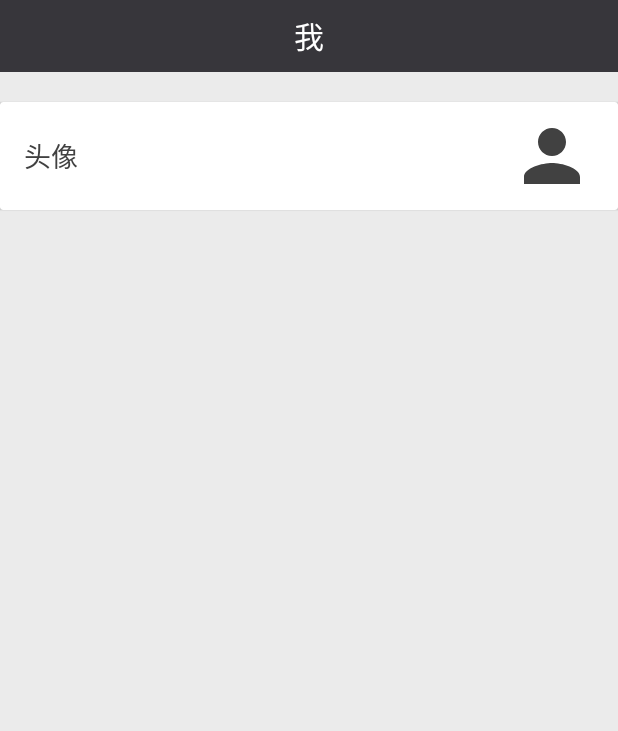
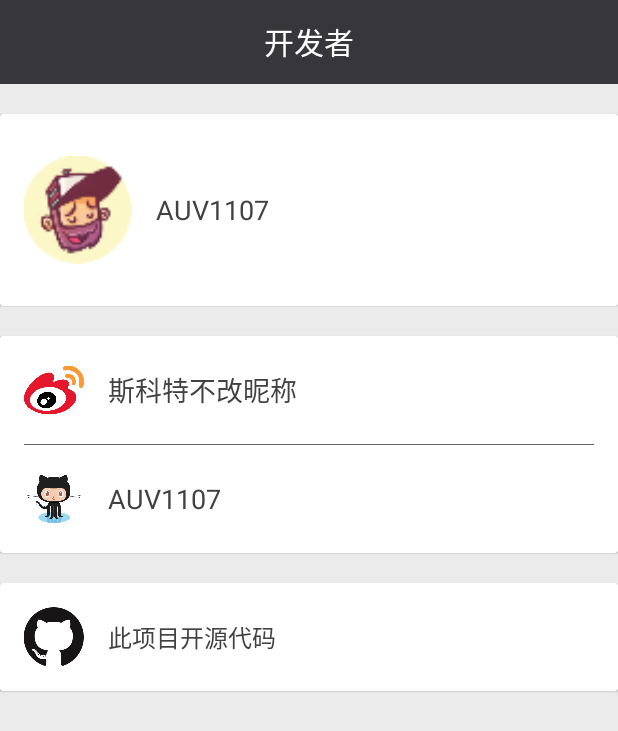
Before and after one commit to WaylonWang2020/TextEmoji, an Android app: the screen it shows after launch (MeActivity before the commit, DeveloperActivity after it), after a tap on an icon or button, on a phone screen of 412 x 824 dp. Shown: the top 731 px of the screen. Run offline under Robolectric (Android 15) with nearby library versions, the phone set to English and light mode, and no system bars; pictures from the network do not load.

Commit message:
Add developer activity.
Signed-off-by: lixindong <antiless@163.com>

```diff
--- a/app/src/main/AndroidManifest.xml
+++ b/app/src/main/AndroidManifest.xml
@@ -23,6 +23,8 @@
         </activity>
         <activity android:name="com.sctdroid.app.textemoji.me.MeActivity"
             android:theme="@style/AppTheme.NoActionBar"/>
+        <activity android:name="com.sctdroid.app.textemoji.developer.DeveloperActivity"
+            android:theme="@style/AppTheme.NoActionBar"/>
     </application>
 
 </manifest>
--- /dev/null
+++ b/app/src/main/java/com/sctdroid/app/textemoji/developer/DeveloperActivity.java
@@ -0,0 +1,26 @@
+package com.sctdroid.app.textemoji.developer;
+
+import android.os.Bundle;
+import android.support.annotation.Nullable;
+import android.support.v7.app.AppCompatActivity;
+
+import com.sctdroid.app.textemoji.R;
+import com.sctdroid.app.textemoji.utils.ActivityUtils;
+
+/**
+ * Created by lixindong on 4/21/17.
+ */
+
+public class DeveloperActivity extends AppCompatActivity {
+    @Override
+    protected void onCreate(@Nullable Bundle savedInstanceState) {
+        super.onCreate(savedInstanceState);
+        setContentView(R.layout.layout_developer);
+
+        DeveloperFragment fragment = (DeveloperFragment) getSupportFragmentManager().findFragmentById(R.id.contentFrame);
+        if (fragment == null) {
+            fragment = DeveloperFragment.newInstance();
+            ActivityUtils.addFragmentToActivity(getSupportFragmentManager(), fragment, R.id.contentFrame);
+        }
+    }
+}
--- /dev/null
+++ b/app/src/main/java/com/sctdroid/app/textemoji/developer/DeveloperFragment.java
@@ -0,0 +1,83 @@
+package com.sctdroid.app.textemoji.developer;
+
+import android.content.Intent;
+import android.net.Uri;
+import android.os.Bundle;
+import android.support.annotation.Nullable;
+import android.support.v4.app.Fragment;
+import android.view.LayoutInflater;
+import android.view.View;
+import android.view.ViewGroup;
+import android.widget.ImageView;
+import android.widget.TextView;
+
+import com.sctdroid.app.textemoji.R;
+import com.sctdroid.app.textemoji.utils.Constants;
+
+/**
+ * Created by lixindong on 4/21/17.
+ */
+
+public class DeveloperFragment extends Fragment implements View.OnClickListener {
+    public static DeveloperFragment newInstance() {
+        return new DeveloperFragment();
+    }
+
+    @Nullable
+    @Override
+    public View onCreateView(LayoutInflater inflater, @Nullable ViewGroup container, @Nullable Bundle savedInstanceState) {
+        View root = inflater.inflate(R.layout.fragment_developer, container, false);
+
+        // do initial things here
+        initHeadBar(root);
+        initEvent(root);
+
+        return root;
+    }
+
+    private void initEvent(View root) {
+        View weibo_container = root.findViewById(R.id.weibo_container);
+        View github_container = root.findViewById(R.id.github_container);
+        View open_source_container = root.findViewById(R.id.open_source_container);
+
+        weibo_container.setOnClickListener(this);
+        github_container.setOnClickListener(this);
+        open_source_container.setOnClickListener(this);
+    }
+
+    private void initHeadBar(View root) {
+        TextView title = (TextView) root.findViewById(R.id.title);
+        ImageView left_option = (ImageView) root.findViewById(R.id.left_option);
+        ImageView right_option = (ImageView) root.findViewById(R.id.right_option);
+        title.setText(R.string.string_developer);
+        left_option.setVisibility(View.GONE);
+        right_option.setVisibility(View.GONE);
+    }
+
+    @Override
+    public void onClick(View v) {
+        String url = "";
+        switch (v.getId()) {
+            case R.id.weibo_container:
+                url = Constants.URL_WEIBO;
+                break;
+            case R.id.github_container:
+                url = Constants.URL_GITHUB;
+                break;
+            case R.id.open_source_container:
+                url = Constants.URL_OPEN_SOURCE;
+                break;
+            default:
+                return;
+        }
+        openInBrowser(url);
+    }
+
+    private void openInBrowser(String url) {
+        Intent intent = new Intent();
+        intent.setAction(Intent.ACTION_VIEW);
+        Uri content_url = Uri.parse(url);
+        intent.setData(content_url);
+        startActivity(Intent.createChooser(intent, "请选择浏览器"));
+    }
+}
--- a/app/src/main/java/com/sctdroid/app/textemoji/emoji/BaseEmojiViewHolder.java
+++ b/app/src/main/java/com/sctdroid/app/textemoji/emoji/BaseEmojiViewHolder.java
@@ -27,6 +27,7 @@ public abstract class BaseEmojiViewHolder extends RecyclerView.ViewHolder {
 
     public interface EventDelegate {
         boolean onContentLongClicked(View view, Object data);
+        boolean onAvatarClicked(View view);
     }
 
     public void setEventDelegate(EventDelegate delegate) {
--- a/app/src/main/java/com/sctdroid/app/textemoji/emoji/EmojiFragment.java
+++ b/app/src/main/java/com/sctdroid/app/textemoji/emoji/EmojiFragment.java
@@ -32,6 +32,7 @@ import android.widget.Toast;
 import com.sctdroid.app.textemoji.R;
 import com.sctdroid.app.textemoji.data.bean.ChatItem;
 import com.sctdroid.app.textemoji.data.bean.Me;
+import com.sctdroid.app.textemoji.developer.DeveloperActivity;
 import com.sctdroid.app.textemoji.me.MeActivity;
 import com.sctdroid.app.textemoji.views.TextEmoji;
 
@@ -193,7 +194,7 @@ public class EmojiFragment extends Fragment implements EmojiContract.View, BaseE
         rightOption.setOnClickListener(new View.OnClickListener() {
             @Override
             public void onClick(View v) {
-                startActivity(new Intent(getContext(), MeActivity.class));
+                startActivity(new Intent(getContext(), DeveloperActivity.class));
             }
         });
     }
@@ -237,6 +238,12 @@ public class EmojiFragment extends Fragment implements EmojiContract.View, BaseE
         } else {
             return false;
         }
+    }
+
+    @Override
+    public boolean onAvatarClicked(View view) {
+        startActivity(new Intent(getActivity(), MeActivity.class));
+        return true;
     }
 
     private void shareImage(Uri uri) {
@@ -319,6 +326,15 @@ public class EmojiFragment extends Fragment implements EmojiContract.View, BaseE
                         return mDelegate.onContentLongClicked(v, item);
                     } else {
                         return false;
+                    }
+                }
+            });
+
+            item_avatar.setOnClickListener(new View.OnClickListener() {
+                @Override
+                public void onClick(View v) {
+                    if (mDelegate != null) {
+                        mDelegate.onAvatarClicked(v);
                     }
                 }
             });
--- /dev/null
+++ b/app/src/main/java/com/sctdroid/app/textemoji/utils/Constants.java
@@ -0,0 +1,11 @@
+package com.sctdroid.app.textemoji.utils;
+
+/**
+ * Created by lixindong on 4/21/17.
+ */
+
+public class Constants {
+    public static final String URL_GITHUB = "https://github.com/auv1107";
+    public static final String URL_WEIBO = "http://weibo.com/p/1005052293237681";
+    public static final String URL_OPEN_SOURCE = "https://github.com/auv1107/TextEmoji";
+}
--- /dev/null
+++ b/app/src/main/res/layout/fragment_developer.xml
@@ -0,0 +1,165 @@
+<?xml version="1.0" encoding="utf-8"?>
+<LinearLayout xmlns:android="http://schemas.android.com/apk/res/android"
+    xmlns:app="http://schemas.android.com/apk/res-auto"
+    android:orientation="vertical"
+    android:layout_width="match_parent"
+    android:layout_height="match_parent"
+    android:background="#ebebeb"
+    >
+    <include layout="@layout/head_bar" />
+    <android.support.v7.widget.CardView
+        android:layout_width="match_parent"
+        android:layout_height="wrap_content"
+        android:layout_marginTop="20dp"
+        app:contentPaddingLeft="16dp"
+        app:contentPaddingRight="16dp"
+        app:cardElevation="1px"
+        >
+        <RelativeLayout
+            android:id="@+id/profile_container"
+            android:layout_width="match_parent"
+            android:layout_height="128dp"
+            >
+            <ImageView
+                android:id="@+id/profile_avatar"
+                android:layout_width="@dimen/developer_avatar_width"
+                android:layout_height="@dimen/developer_avatar_height"
+                android:layout_centerVertical="true"
+                android:layout_alignParentStart="true"
+                android:scaleType="centerCrop"
+
+                android:src="@drawable/avatar"
+                />
+            <TextView
+                android:id="@+id/profile_name"
+                android:layout_width="wrap_content"
+                android:layout_height="wrap_content"
+                android:layout_centerVertical="true"
+                android:layout_toEndOf="@id/profile_avatar"
+                android:layout_marginStart="16dp"
+
+                android:text="@string/developer_name"
+                android:textSize="18sp"
+                android:textColor="#414141"
+                />
+        </RelativeLayout>
+    </android.support.v7.widget.CardView>
+    <android.support.v7.widget.CardView
+        android:layout_width="match_parent"
+        android:layout_height="wrap_content"
+        android:layout_marginTop="20dp"
+        app:contentPaddingLeft="16dp"
+        app:contentPaddingRight="16dp"
+        app:cardElevation="1px"
+        >
+        <LinearLayout
+            android:layout_width="match_parent"
+            android:layout_height="wrap_content"
+            android:orientation="vertical">
+            <RelativeLayout
+                android:id="@+id/weibo_container"
+                android:layout_width="match_parent"
+                android:layout_height="72dp"
+                >
+                <ImageView
+                    android:id="@+id/weibo_logo"
+                    android:layout_width="@dimen/logo_width"
+                    android:layout_height="@dimen/logo_height"
+                    android:layout_centerVertical="true"
+                    android:layout_alignParentStart="true"
+                    android:scaleType="fitCenter"
+
+                    android:src="@drawable/weibo"
+                    />
+                <TextView
+                    android:id="@+id/weibo_name"
+                    android:layout_width="wrap_content"
+                    android:layout_height="wrap_content"
+                    android:layout_centerVertical="true"
+                    android:layout_toEndOf="@id/weibo_logo"
+                    android:layout_marginStart="16dp"
+
+                    android:text="@string/weibo_name"
+                    android:textSize="18sp"
+                    android:textColor="#414141"
+                    />
+            </RelativeLayout>
+            <View
+                android:layout_width="match_parent"
+                android:layout_height="1px"
+                android:background="#99000000" />
+            <RelativeLayout
+                android:id="@+id/github_container"
+                android:layout_width="match_parent"
+                android:layout_height="72dp"
+                >
+                <ImageView
+                    android:id="@+id/github_logo"
+                    android:layout_width="@dimen/logo_width"
+                    android:layout_height="@dimen/logo_height"
+                    android:layout_centerVertical="true"
+                    android:layout_alignParentStart="true"
+                    android:scaleType="fitCenter"
+
+                    android:src="@drawable/github_octocat"
+                    />
+                <TextView
+                    android:id="@+id/github_name"
+                    android:layout_width="wrap_content"
+                    android:layout_height="wrap_content"
+                    android:layout_centerVertical="true"
+                    android:layout_toEndOf="@id/github_logo"
+                    android:layout_marginStart="16dp"
+
+                    android:text="@string/github_name"
+                    android:textSize="18sp"
+                    android:textColor="#414141"
+                    />
+            </RelativeLayout>
+        </LinearLayout>
+
+    </android.support.v7.widget.CardView>
+    <android.support.v7.widget.CardView
+        android:layout_width="match_parent"
+        android:layout_height="wrap_content"
+        android:layout_marginTop="20dp"
+        app:contentPaddingLeft="16dp"
+        app:contentPaddingRight="16dp"
+        app:cardElevation="1px"
+        >
+        <LinearLayout
+            android:layout_width="match_parent"
+            android:layout_height="wrap_content"
+            android:orientation="vertical">
+            <RelativeLayout
+                android:id="@+id/open_source_container"
+                android:layout_width="match_parent"
+                android:layout_height="72dp"
+                >
+                <ImageView
+                    android:id="@+id/open_source_logo"
+                    android:layout_width="@dimen/logo_width"
+                    android:layout_height="@dimen/logo_height"
+                    android:layout_centerVertical="true"
+                    android:layout_alignParentStart="true"
+                    android:scaleType="fitCenter"
+
+                    android:src="@drawable/github_mark"
+                    />
+                <TextView
+                    android:id="@+id/open_source"
+                    android:layout_width="wrap_content"
+                    android:layout_height="wrap_content"
+                    android:layout_centerVertical="true"
+                    android:layout_toEndOf="@id/open_source_logo"
+                    android:layout_marginStart="16dp"
+
+                    android:text="@string/open_source"
+                    android:textSize="16sp"
+                    android:textColor="#414141"
+                    />
+            </RelativeLayout>
+        </LinearLayout>
+
+    </android.support.v7.widget.CardView>
+</LinearLayout>
--- a/app/src/main/res/layout/head_bar.xml
+++ b/app/src/main/res/layout/head_bar.xml
@@ -1,7 +1,7 @@
 <?xml version="1.0" encoding="utf-8"?>
 <RelativeLayout xmlns:android="http://schemas.android.com/apk/res/android"
     android:layout_width="match_parent"
-    android:layout_height="48dp"
+    android:layout_height="56dp"
     android:paddingStart="16dp"
     android:paddingEnd="16dp"
     android:background="#37363b"
--- /dev/null
+++ b/app/src/main/res/layout/layout_developer.xml
@@ -0,0 +1,9 @@
+<?xml version="1.0" encoding="utf-8"?>
+<FrameLayout xmlns:android="http://schemas.android.com/apk/res/android"
+    android:layout_width="match_parent"
+    android:layout_height="match_parent">
+    <FrameLayout
+        android:id="@+id/contentFrame"
+        android:layout_width="match_parent"
+        android:layout_height="match_parent" />
+</FrameLayout>
--- a/app/src/main/res/values/dimens.xml
+++ b/app/src/main/res/values/dimens.xml
@@ -8,4 +8,8 @@
     <dimen name="joke_item_normal_content_textSize">12sp</dimen>
     <dimen name="avatar_width">56dp</dimen>
     <dimen name="avatar_height">56dp</dimen>
+    <dimen name="logo_height">40dp</dimen>
+    <dimen name="logo_width">40dp</dimen>
+    <dimen name="developer_avatar_height">72dp</dimen>
+    <dimen name="developer_avatar_width">72dp</dimen>
 </resources>
--- a/app/src/main/res/values/strings.xml
+++ b/app/src/main/res/values/strings.xml
@@ -16,4 +16,9 @@
     <string name="send_to_friend">发送给朋友</string>
     <string name="avatar">头像</string>
     <string name="string_me">我</string>
+    <string name="developer_name">AUV1107</string>
+    <string name="string_developer">开发者</string>
+    <string name="github_name">AUV1107</string>
+    <string name="weibo_name">斯科特不改昵称</string>
+    <string name="open_source">此项目开源代码</string>
 </resources>
```
Also changed, not shown: app/src/main/res/drawable-xxhdpi/avatar.png (added), app/src/main/res/drawable-xxhdpi/github_logo.png (added), app/src/main/res/drawable-xxhdpi/github_mark.png (added), app/src/main/res/drawable-xxhdpi/github_octocat.png (added), app/src/main/res/drawable-xxhdpi/weibo.png (added).
